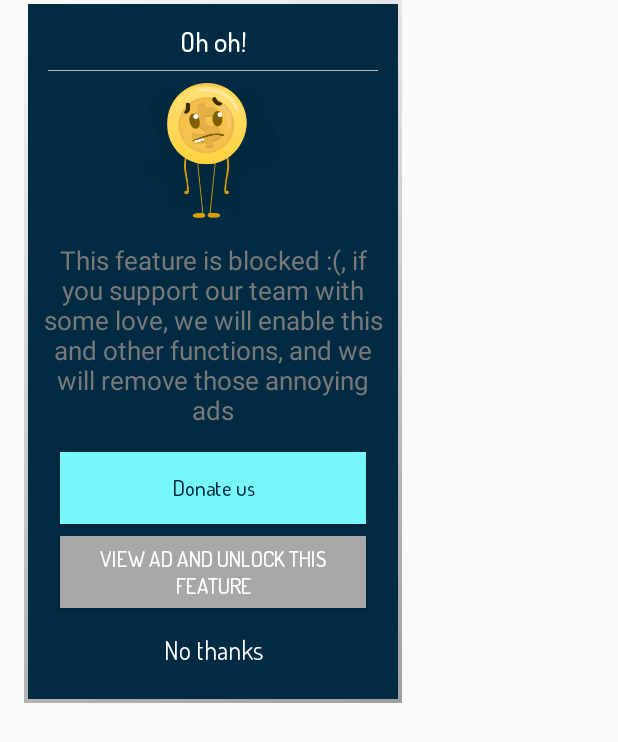
After one commit to RomeRock/android-cryptocurrencyconverter, an Android app: the layout pop_up_rewarded.xml on its own in the app's theme, with its tools: preview values and no code run, on a phone screen of 412 x 824 dp. The commit adds this screen. Shown: the top 742 px of the screen. Run offline under Robolectric (Android 15) with nearby library versions, the phone set to English and light mode, and no system bars.

Commit message:
add changes

```diff
--- a/app/src/main/java/com/romerock/apps/utilities/cryptocurrencyconverter/DetailsActivity.java
+++ b/app/src/main/java/com/romerock/apps/utilities/cryptocurrencyconverter/DetailsActivity.java
@@ -218,7 +218,7 @@ public class DetailsActivity extends AppCompatActivity implements ThemeInterface
             currencyToSelected = getIntent().getStringExtra("currencyToSelected");
         }
         rangeCurrency = "1m";
-        dialogsHelper = new DialogsHelper(DetailsActivity.this, this);
+        dialogsHelper = new DialogsHelper(DetailsActivity.this);
         range1D.setOnCheckedChangeListener(listener(getString(R.string.range1D)));
         range1M.setOnCheckedChangeListener(listener(getString(R.string.range1M)));
         range1W.setOnCheckedChangeListener(listener(getString(R.string.range1W)));
--- /dev/null
+++ b/app/src/main/java/com/romerock/apps/utilities/cryptocurrencyconverter/interfaces/FinishVideo.java
@@ -0,0 +1,5 @@
+package com.romerock.apps.utilities.cryptocurrencyconverter.interfaces;
+
+public interface FinishVideo {
+    void finish(boolean isFinishSuccess);
+}
--- /dev/null
+++ b/app/src/main/res/layout/pop_up_rewarded.xml
@@ -0,0 +1,115 @@
+<?xml version="1.0" encoding="utf-8"?>
+<RelativeLayout xmlns:android="http://schemas.android.com/apk/res/android"
+    android:id="@+id/relContentPopup"
+    android:layout_width="284dp"
+    android:layout_height="wrap_content"
+    android:background="@android:color/transparent">
+
+    <RelativeLayout
+        android:id="@+id/relContent"
+        android:layout_width="match_parent"
+        android:layout_height="wrap_content"
+        android:layout_marginLeft="16dp"
+        android:layout_marginRight="16dp"
+        android:background="@drawable/dialog_theme1">
+
+        <RelativeLayout
+            android:id="@+id/relTittle"
+            android:layout_width="match_parent"
+            android:layout_height="wrap_content"
+            android:layout_marginLeft="16dp"
+            android:layout_marginRight="16dp">
+
+            <TextView
+                android:id="@+id/txtTittleImg"
+                android:layout_width="match_parent"
+                android:layout_height="wrap_content"
+                android:layout_alignParentLeft="true"
+                android:layout_alignParentStart="true"
+                android:layout_alignParentTop="true"
+                android:gravity="center"
+                android:layout_marginTop="16dp"
+                android:background="@drawable/border_lineal_alert_title_theme1"
+                android:fontFamily="@font/dosis_medium"
+                android:text="@string/oh_oh"
+                android:paddingBottom="8dp"
+                android:textColor="@android:color/white"
+                android:textSize="18sp" />
+
+        </RelativeLayout>
+
+        <LinearLayout
+            android:id="@+id/btns"
+            android:layout_width="match_parent"
+            android:layout_height="wrap_content"
+            android:layout_alignParentLeft="true"
+            android:layout_alignParentStart="true"
+            android:layout_below="@+id/relTittle"
+            android:layout_marginLeft="8dp"
+            android:layout_marginRight="8dp"
+            android:gravity="center"
+            android:paddingBottom="16dp"
+            android:orientation="vertical">
+
+            <ImageView
+                android:layout_width="wrap_content"
+                android:layout_height="90dp"
+                android:layout_margin="8dp"
+                android:src="@drawable/ohoh" />
+
+            <TextView
+                android:layout_width="wrap_content"
+                android:layout_height="wrap_content"
+                android:textSize="17sp"
+                android:textColor="#797979"
+                android:layout_marginTop="8dp"
+                android:layout_marginBottom="16dp"
+                android:gravity="center_horizontal"
+                android:text="@string/this_feature_is_blocked"    />
+
+
+            <Button
+                android:id="@+id/popUpDonate"
+                android:background="?attr/colorAccent"
+                android:textColor="?attr/colorPrimary"
+                android:layout_width="match_parent"
+                android:layout_height="wrap_content"
+                android:text="@string/donate_us"
+                android:layout_marginLeft="16dp"
+                android:layout_marginRight="16dp"
+                android:fontFamily="@font/dosis_medium"
+                android:textAllCaps="false" />
+
+            <Button
+                android:id="@+id/popUpViewVideo"
+                android:background="@color/secundaryTextColorTheme1"
+                android:textColor="@color/white"
+                android:layout_width="match_parent"
+                android:layout_height="wrap_content"
+                android:layout_marginTop="8dp"
+                android:layout_marginLeft="16dp"
+                android:layout_marginRight="16dp"
+                android:text="@string/VIEW_AD_AND_UNLOCK"
+                android:fontFamily="@font/dosis_medium"
+                android:textAllCaps="false" />
+
+
+
+
+            <TextView
+                android:id="@+id/popUpNoThanks"
+                android:layout_width="match_parent"
+                android:layout_height="wrap_content"
+                android:layout_marginTop="5dp"
+                android:gravity="center_horizontal"
+                android:paddingBottom="8dp"
+                android:paddingTop="11dp"
+                android:text="@string/no_thanks"
+                android:layout_marginLeft="16dp"
+                android:layout_marginRight="16dp"
+                android:textColor="@android:color/white"
+                android:fontFamily="@font/dosis_regular"
+                android:textSize="17sp" />
+        </LinearLayout>
+    </RelativeLayout>
+</RelativeLayout>
--- /dev/null
+++ b/app/src/main/res/values-v21/strings.xml
@@ -0,0 +1,6 @@
+<?xml version="1.0" encoding="utf-8"?>
+<resources>
+    <string name="VIEW_AD_AND_UNLOCK">VIEW AD AND UNLOCK THIS FEATURE</string>
+    <string name="donate_us">Donate us</string>
+    <string name="this_feature_is_blocked">This feature is blocked :(, if you support our team with some love, we will enable this and other functions, and we will remove those annoying ads</string>
+</resources>
--- a/app/src/main/res/values/strings.xml
+++ b/app/src/main/res/values/strings.xml
@@ -33,6 +33,7 @@
     <string name="globalCount" translatable="false">globalCount</string>
     <string name="preferences_defaultCurrencies_first_time" translatable="false">preferences_defaultCurrencies_first_time</string>
     <string name="preferences_interstitial_count" translatable="false">preferences_interstitial_count</string>
+    <string name="banner_rewarded_APP_ID" translatable="false">ca-app-pub-1943700858932247/1949938002</string>
 
     <string name="update_time">Updated:</string>
     <string name="range1D">24H</string>
@@ -134,4 +135,8 @@
     <string name="label_52Challenge">Money Saving Challenge</string>
     <string name="label_clashMate">Clash Mate: Stats &amp; Tools</string>
     <string name="pay_as_much_you_want">* Pay as much as you want for  the premium version.\n* We are an Indi Company and we only urvive thanks to your support  c:"</string>
+    <string name="VIEW_AD_AND_UNLOCK">VIEW AD AND UNLOCK THIS FEATURE</string>
+    <string name="oh_oh">Oh oh!</string>
+    <string name="donate_us">Donate us</string>
+    <string name="this_feature_is_blocked">This feature is blocked :(, if you support our team with some love, we will enable this and other functions, and we will remove those annoying ads</string>
 </resources>
```
Also changed, not shown: app/src/main/java/com/romerock/apps/utilities/cryptocurrencyconverter/MainActivity.java (+31 -12 lines), app/src/main/java/com/romerock/apps/utilities/cryptocurrencyconverter/Utilities/Popup.java (+10 -49 lines), app/src/main/java/com/romerock/apps/utilities/cryptocurrencyconverter/fragments/RewardedFragment.java (added, +185 -0 lines), app/src/main/java/com/romerock/apps/utilities/cryptocurrencyconverter/helpers/DialogsHelper.java (+39 -10 lines), app/src/main/java/com/romerock/apps/utilities/cryptocurrencyconverter/helpers/SingletonInAppBilling.java (+9 -0 lines), app/src/main/res/drawable-hdpi/notification_center_empty.png, app/src/main/res/drawable-hdpi/ohoh.png (added), app/src/main/res/drawable-mdpi/notification_center_empty.png, app/src/main/res/drawable-mdpi/ohoh.png (added), app/src/main/res/drawable-xhdpi/notification_center_empty.png, app/src/main/res/drawable-xhdpi/ohoh.png (added), app/src/main/res/drawable-xxhdpi/notification_center_empty.png, app/src/main/res/drawable-xxhdpi/ohoh.png (added), app/src/main/res/drawable-xxxhdpi/notification_center_empty.png, 1 more files, 2 other files.
